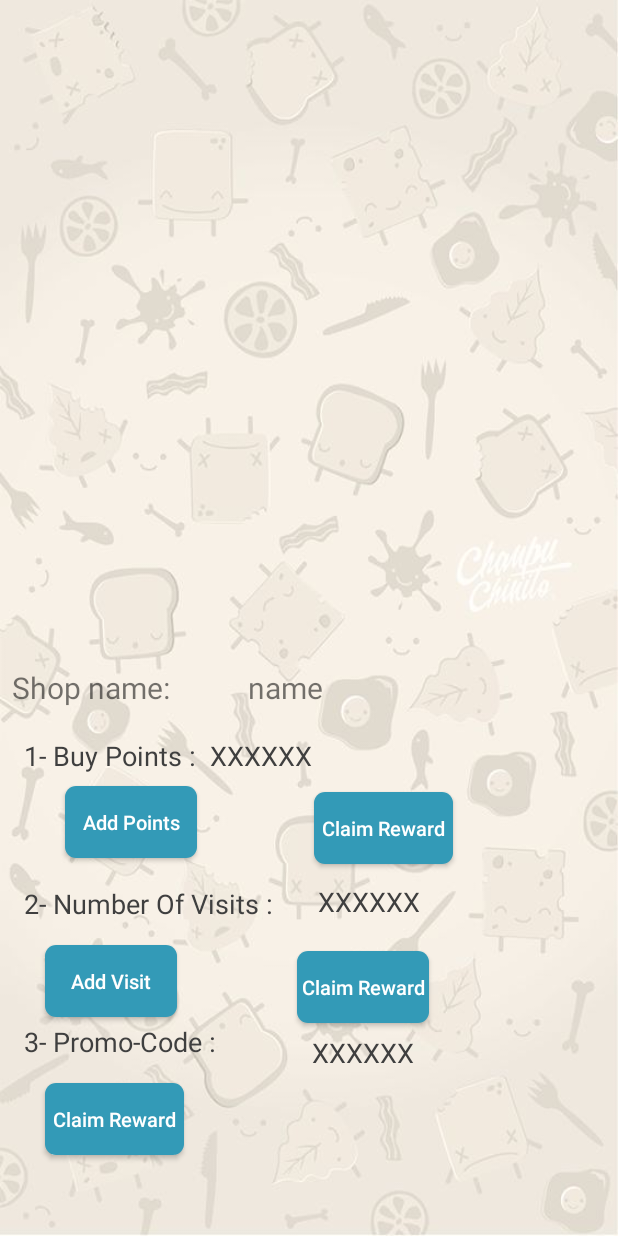
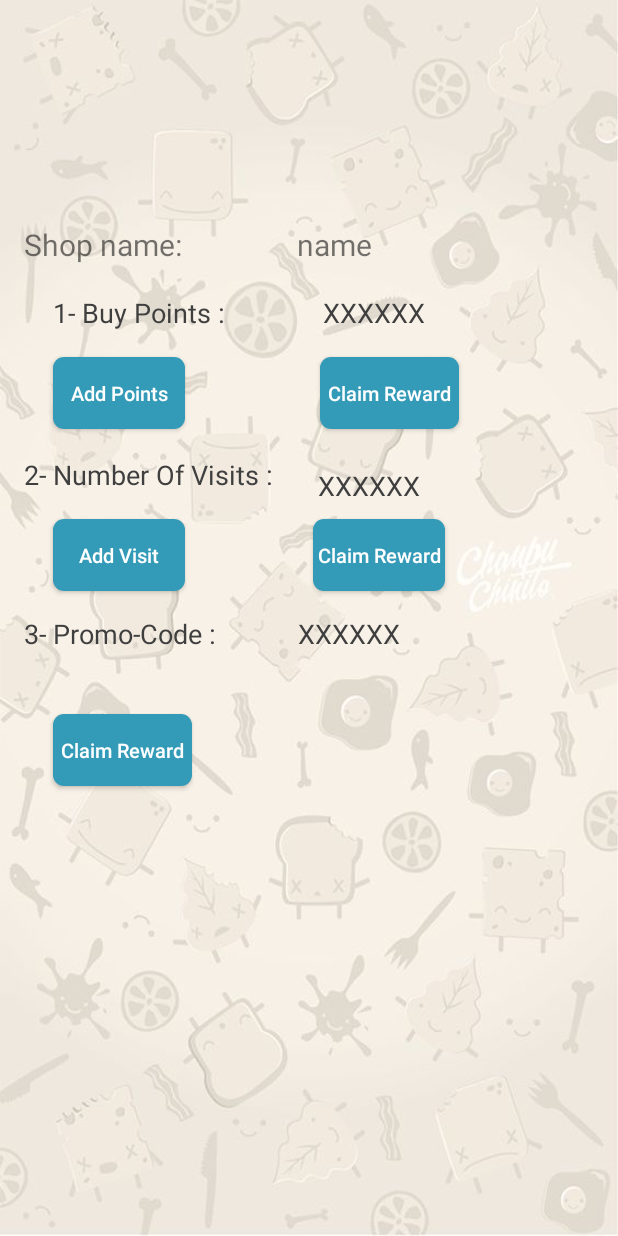
Before and after one commit to minasedhom1/CityCenter3, an Android app: the layout fragment_voucher.xml on its own in the app's theme, with its tools: preview values and no code run, on a phone screen of 412 x 824 dp. Run offline under Robolectric (Android 15) with nearby library versions, the phone set to English and light mode, and no system bars; network calls fail.

Commit message:
lotalty4

```diff
--- a/app/src/main/java/com/av/lenovo/sa3edny/Assets/Urls.java
+++ b/app/src/main/java/com/av/lenovo/sa3edny/Assets/Urls.java
@@ -63,7 +63,10 @@ public class Urls {
 
         return SODIC_BASE + "loyalty/Point/AddPoint?AccountID="+acc_id+"&ItemID="+item_id+"&Password="+passcode+"&LevelNo="+level;
     }
+    public static String URL_POST_CLAIM_VISITS(String acc_id,String item_id,String passcode,String level) {
 
-
+        return SODIC_BASE + "loyalty/Point/UseVisite?AccountID="+acc_id+"&ItemID="+item_id+"&Password="+passcode+"&LevelNo="+level;
+    }
+//http://sa3ednyservice.azurewebsites.net/Sodic/loyalty/Point/UseVisite?AccountID=1&itemID=292&Password=123456&LevelNo=1
 //"https://www.google.com/maps/d/viewer?mid=1Xe4NoLjHr3ftUvinoY8v8UhyxjA&ll=30.072141670076693%2C31.144612250000023&z=11"
 }
--- a/app/src/main/java/com/av/lenovo/sa3edny/SplashActivity.java
+++ b/app/src/main/java/com/av/lenovo/sa3edny/SplashActivity.java
@@ -27,6 +27,7 @@ public class SplashActivity extends AppCompatActivity {
     @Override
     protected void onCreate(Bundle savedInstanceState) {
         super.onCreate(savedInstanceState);
+
         //setContentView(R.layout.activity_splash);
 /*
         StringRequest stringRequest=new StringRequest(Request.Method.GET, url,
--- a/app/src/main/res/layout/fragment_voucher.xml
+++ b/app/src/main/res/layout/fragment_voucher.xml
@@ -42,7 +42,6 @@
             android:textStyle="bold" />
     </LinearLayout>
 -->
-
     <TextView
         android:layout_width="wrap_content"
         android:layout_height="wrap_content"
@@ -51,12 +50,11 @@
         android:textColor="#3f3f3f"
         android:id="@+id/textView5"
         tools:layout_constraintBottom_creator="1"
-        app:layout_constraintBottom_toTopOf="@+id/loyal_add_points_btn"
-        android:layout_marginStart="16dp"
         tools:layout_constraintLeft_creator="1"
-        android:layout_marginBottom="8dp"
+        android:layout_marginLeft="35dp"
         app:layout_constraintLeft_toLeftOf="parent"
-        android:layout_marginLeft="16dp" />
+        android:layout_marginTop="19dp"
+        app:layout_constraintTop_toBottomOf="@+id/textView6" />
 
     <TextView
         android:id="@+id/total_points_tv"
@@ -68,7 +66,7 @@
         app:layout_constraintLeft_toRightOf="@+id/textView5"
         android:layout_marginRight="8dp"
         app:layout_constraintRight_toRightOf="parent"
-            app:layout_constraintHorizontal_bias="0.0"
+        app:layout_constraintHorizontal_bias="0.326"
         tools:layout_constraintBottom_creator="1"
         android:layout_marginEnd="8dp"
         android:layout_marginTop="19dp"
@@ -79,21 +77,15 @@
         android:id="@+id/loyal_add_points_btn"
         android:layout_width="wrap_content"
         android:layout_height="wrap_content"
-        android:layout_marginStart="14dp"
         android:background="@drawable/rounded_corner_btn"
         android:text="Add Points"
         android:textAllCaps="false"
         android:textColor="#fff"
         android:textSize="13sp"
-        tools:layout_constraintBottom_creator="1"
-        tools:layout_constraintLeft_creator="1"
-        android:layout_marginLeft="16dp"
+        android:layout_marginLeft="35dp"
         app:layout_constraintLeft_toLeftOf="parent"
-        app:layout_constraintRight_toLeftOf="@+id/loyalty_claim_points"
-        android:layout_marginRight="8dp"
-        app:layout_constraintHorizontal_bias="0.296"
-        android:layout_marginBottom="8dp"
-        app:layout_constraintBottom_toTopOf="@+id/textView4" />
+        android:layout_marginTop="17dp"
+        app:layout_constraintTop_toBottomOf="@+id/textView5" />
     <Button
         android:textSize="13sp"
         android:layout_width="wrap_content"
@@ -104,16 +96,11 @@
         android:textColor="#fff"
         android:id="@+id/loyal_claim_visit"
         app:layout_constraintLeft_toRightOf="@+id/loyalty_add_visit"
-            android:layout_marginLeft="8dp"
-            android:layout_marginRight="8dp"
+        android:layout_marginLeft="25dp"
+        android:layout_marginRight="56dp"
         app:layout_constraintRight_toRightOf="parent"
-            app:layout_constraintHorizontal_bias="0.348"
-            android:layout_marginStart="17dp"
-            android:layout_marginEnd="8dp"
-            app:layout_constraintTop_toTopOf="@+id/loyalty_add_visit"
-            android:layout_marginTop="8dp"
-            app:layout_constraintBottom_toBottomOf="@+id/loyalty_add_visit"
-            android:layout_marginBottom="0dp" />
+        android:layout_marginTop="10dp"
+        app:layout_constraintTop_toBottomOf="@+id/total_visits_tv" />
 
 
     <TextView
@@ -129,8 +116,8 @@
         app:layout_constraintLeft_toLeftOf="parent"
         android:layout_marginLeft="16dp"
         android:id="@+id/textView"
-        android:layout_marginBottom="8dp"
-        app:layout_constraintBottom_toTopOf="@+id/loyalty_claim_promocode" />
+        android:layout_marginTop="16dp"
+        app:layout_constraintTop_toBottomOf="@+id/loyalty_add_visit" />
 
     <TextView
         android:id="@+id/promoCode_tv"
@@ -140,21 +127,19 @@
         android:textColor="#3f3f3f"
         android:textSize="18sp"
         tools:layout_constraintTop_creator="1"
-        android:layout_marginStart="5dp"
-        android:layout_marginTop="8dp"
         tools:layout_constraintLeft_creator="1"
-        app:layout_constraintLeft_toLeftOf="@+id/loyal_claim_visit"
-        android:layout_marginLeft="13dp"
-        app:layout_constraintTop_toTopOf="@+id/textView"
-        app:layout_constraintBottom_toBottomOf="@+id/textView"
-        android:layout_marginBottom="0dp"
-        app:layout_constraintVertical_bias="1.0" />
+        app:layout_constraintLeft_toRightOf="@+id/textView"
+        android:layout_marginLeft="50dp"
+        android:layout_marginRight="8dp"
+        app:layout_constraintRight_toRightOf="parent"
+        app:layout_constraintHorizontal_bias="0.0"
+        android:layout_marginTop="16dp"
+        app:layout_constraintTop_toBottomOf="@+id/loyal_claim_visit" />
 
     <Button
         android:id="@+id/loyalty_claim_promocode"
         android:layout_width="wrap_content"
         android:layout_height="wrap_content"
-        android:layout_marginLeft="16dp"
         android:background="@drawable/rounded_corner_btn"
         android:paddingEnd="5dp"
         android:paddingStart="5dp"
@@ -162,14 +147,13 @@
         android:textAllCaps="false"
         android:textColor="#fff"
         android:textSize="13sp"
+        tools:layout_constraintTop_creator="1"
+        app:layout_constraintBottom_toBottomOf="parent"
+        android:layout_marginLeft="35dp"
         app:layout_constraintLeft_toLeftOf="parent"
-        tools:layout_constraintTop_creator="1"
-        android:layout_marginStart="30dp"
-        app:layout_constraintBottom_toBottomOf="parent"
-        android:layout_marginBottom="54dp"
-        android:layout_marginRight="8dp"
-        app:layout_constraintRight_toRightOf="parent"
-        app:layout_constraintHorizontal_bias="0.0" />
+        android:layout_marginTop="8dp"
+        app:layout_constraintTop_toBottomOf="@+id/textView"
+        app:layout_constraintVertical_bias="0.07999998" />
 
     <TextView
         android:layout_width="wrap_content"
@@ -185,8 +169,8 @@
         tools:layout_constraintLeft_creator="1"
         app:layout_constraintLeft_toLeftOf="parent"
         android:layout_marginLeft="16dp"
-        android:layout_marginBottom="8dp"
-        app:layout_constraintBottom_toTopOf="@+id/loyalty_add_visit" />
+        android:layout_marginTop="8dp"
+        app:layout_constraintTop_toBottomOf="@+id/loyal_add_points_btn" />
 
     <Button
         android:background="@drawable/rounded_corner_btn"
@@ -197,12 +181,11 @@
         android:text="Add Visit"
         android:textAllCaps="false"
         android:textColor="#fff"
-            android:layout_marginLeft="16dp"
+        android:id="@+id/loyalty_add_visit"
+        android:layout_marginLeft="35dp"
         app:layout_constraintLeft_toLeftOf="parent"
-            android:id="@+id/loyalty_add_visit"
-            android:layout_marginStart="30dp"
-            android:layout_marginBottom="4dp"
-            app:layout_constraintBottom_toTopOf="@+id/textView" />
+        android:layout_marginTop="10dp"
+        app:layout_constraintTop_toBottomOf="@+id/textView4" />
     <Button
         android:textSize="13sp"
 
@@ -218,15 +201,13 @@
         android:id="@+id/loyalty_claim_points"
         tools:layout_constraintLeft_creator="1"
         android:layout_marginEnd="8dp"
-            android:layout_marginRight="8dp"
+        android:layout_marginRight="56dp"
         app:layout_constraintRight_toRightOf="parent"
+        app:layout_constraintLeft_toRightOf="@+id/loyal_add_points_btn"
         android:layout_marginLeft="8dp"
-            app:layout_constraintLeft_toLeftOf="parent"
-            app:layout_constraintHorizontal_bias="0.664"
-            app:layout_constraintTop_toTopOf="@+id/loyal_add_points_btn"
-            android:layout_marginTop="8dp"
-            app:layout_constraintBottom_toBottomOf="@+id/loyal_add_points_btn"
-            android:layout_marginBottom="0dp" />
+        app:layout_constraintHorizontal_bias="0.457"
+        android:layout_marginTop="17dp"
+        app:layout_constraintTop_toBottomOf="@+id/total_points_tv" />
 
     <TextView
         android:id="@+id/total_visits_tv"
@@ -242,10 +223,8 @@
         app:layout_constraintHorizontal_bias="0.0"
         android:layout_marginStart="25dp"
         android:layout_marginEnd="8dp"
-        app:layout_constraintTop_toTopOf="@+id/textView4"
-        android:layout_marginTop="8dp"
-        app:layout_constraintBottom_toBottomOf="@+id/textView4"
-        android:layout_marginBottom="8dp" />
+        android:layout_marginTop="25dp"
+        app:layout_constraintTop_toBottomOf="@+id/loyalty_claim_points" />
 
     <TextView
         android:textSize="20sp"
@@ -253,14 +232,10 @@
         android:layout_width="wrap_content"
         android:layout_height="wrap_content"
         android:text="Shop name:"
-        android:layout_marginRight="8dp"
-        android:layout_marginBottom="19dp"
-        app:layout_constraintBottom_toTopOf="@+id/textView5"
+        android:layout_marginLeft="16dp"
+        app:layout_constraintLeft_toLeftOf="parent"
         app:layout_constraintTop_toTopOf="parent"
-        android:layout_marginTop="8dp"
-        app:layout_constraintVertical_bias="1.0"
-        android:layout_marginLeft="8dp"
-        app:layout_constraintLeft_toLeftOf="parent" />
+        android:layout_marginTop="149dp" />
 
     <TextView
         android:textSize="20sp"
@@ -268,13 +243,11 @@
         android:layout_width="wrap_content"
         android:layout_height="wrap_content"
         android:text="name "
-        android:layout_marginStart="52dp"
-        app:layout_constraintTop_toTopOf="@+id/textView6"
-        android:layout_marginTop="8dp"
-        app:layout_constraintBottom_toBottomOf="@+id/textView6"
-        android:layout_marginBottom="0dp"
-        app:layout_constraintVertical_bias="1.0"
         app:layout_constraintLeft_toRightOf="@+id/textView6"
-        android:layout_marginLeft="8dp" />
-
+        android:layout_marginLeft="58dp"
+        app:layout_constraintTop_toTopOf="parent"
+        android:layout_marginTop="149dp"
+        android:layout_marginRight="8dp"
+        app:layout_constraintRight_toRightOf="parent"
+        app:layout_constraintHorizontal_bias="0.111" />
 </android.support.constraint.ConstraintLayout>
--- a/app/src/main/res/layout/pop_up_claim_points.xml
+++ b/app/src/main/res/layout/pop_up_claim_points.xml
@@ -27,7 +27,7 @@
         android:layout_width="match_parent"
         android:layout_height="wrap_content"
         android:text="Level 1"
-        android:background="@drawable/badge_text"
+        android:background="@drawable/rounded_corner_btn"
         android:layout_marginStart="5dp"
         android:layout_marginEnd="5dp"
         android:textColor="#fff"
@@ -39,7 +39,7 @@
         android:layout_width="match_parent"
         android:layout_height="wrap_content"
         android:text="Level 2"
-        android:background="@drawable/badge_text"
+        android:background="@drawable/rounded_corner_btn"
         android:layout_marginStart="5dp"
         android:layout_marginEnd="5dp"
         android:textColor="#fff"
@@ -50,7 +50,7 @@
         android:layout_width="match_parent"
         android:layout_height="wrap_content"
         android:text="Level 3"
-        android:background="@drawable/badge_text"
+        android:background="@drawable/rounded_corner_btn"
         android:layout_marginStart="5dp"
         android:layout_marginEnd="5dp"
         android:layout_marginTop="5dp"
--- a/app/src/main/res/layout/popup_loyalty_add_points.xml
+++ b/app/src/main/res/layout/popup_loyalty_add_points.xml
@@ -74,7 +74,7 @@
             android:layout_height="wrap_content"
             android:layout_width="wrap_content"
             android:text="Cancel"
-            android:background="@drawable/badge_text"
+            android:background="@drawable/rounded_corner_btn"
             android:textColor="#fff"
             android:id="@+id/loyal_cancel_btn"
             />
@@ -87,7 +87,7 @@
             android:layout_height="wrap_content"
             android:layout_width="wrap_content"
             android:text="Verify"
-            android:background="@drawable/badge_text"
+            android:background="@drawable/rounded_corner_btn"
             android:id="@+id/loyal_verifiy_btn"/>
     </LinearLayout>
 
```
Also changed, not shown: app/src/main/java/com/av/lenovo/sa3edny/MainActivity.java (+7 -12 lines), app/src/main/java/com/av/lenovo/sa3edny/classes/LoyaltyClass.java (+49 -4 lines), app/src/main/java/com/av/lenovo/sa3edny/fragments/VoucherFragment.java (+122 -3 lines), app/src/main/res/layout/popup_loyalty_add_visit.xml (+4 -3 lines). Lines whose indentation alone changed are shown as unchanged.
